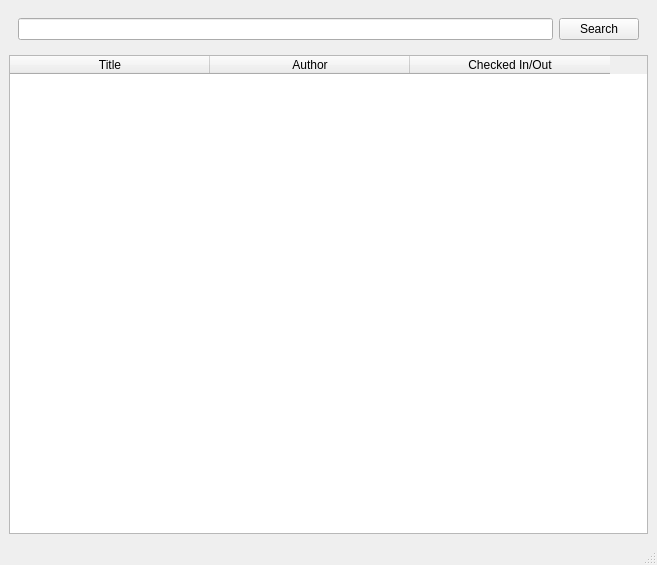
Above: checkout.ui from sbadame/checkout before the change. Below: the same form after it.
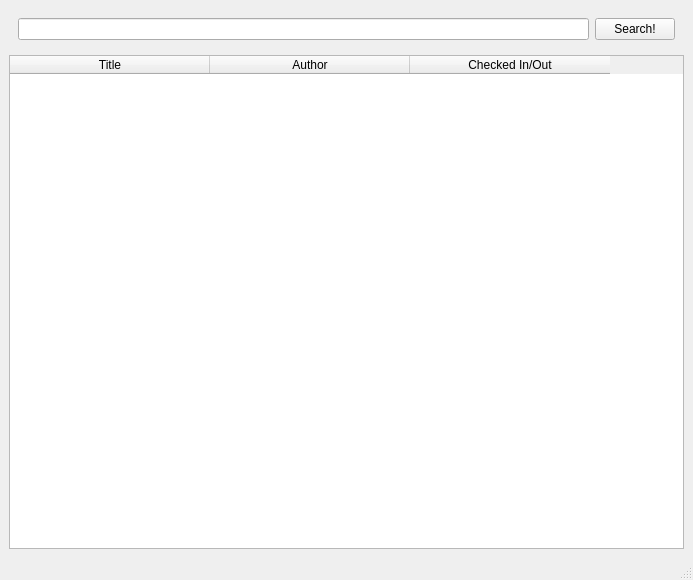
That is the form after the change.

```diff
--- a/checkout.ui
+++ b/checkout.ui
@@ -6,8 +6,8 @@
    <rect>
     <x>0</x>
     <y>0</y>
-    <width>657</width>
-    <height>565</height>
+    <width>693</width>
+    <height>580</height>
    </rect>
   </property>
   <property name="windowTitle">
@@ -24,7 +24,7 @@
        <item>
         <widget class="QPushButton" name="pushButton">
          <property name="text">
-          <string>Search</string>
+          <string>Search!</string>
          </property>
         </widget>
        </item>
```
Left out of the diff: 4 changed lines with no effect on the pictures.
